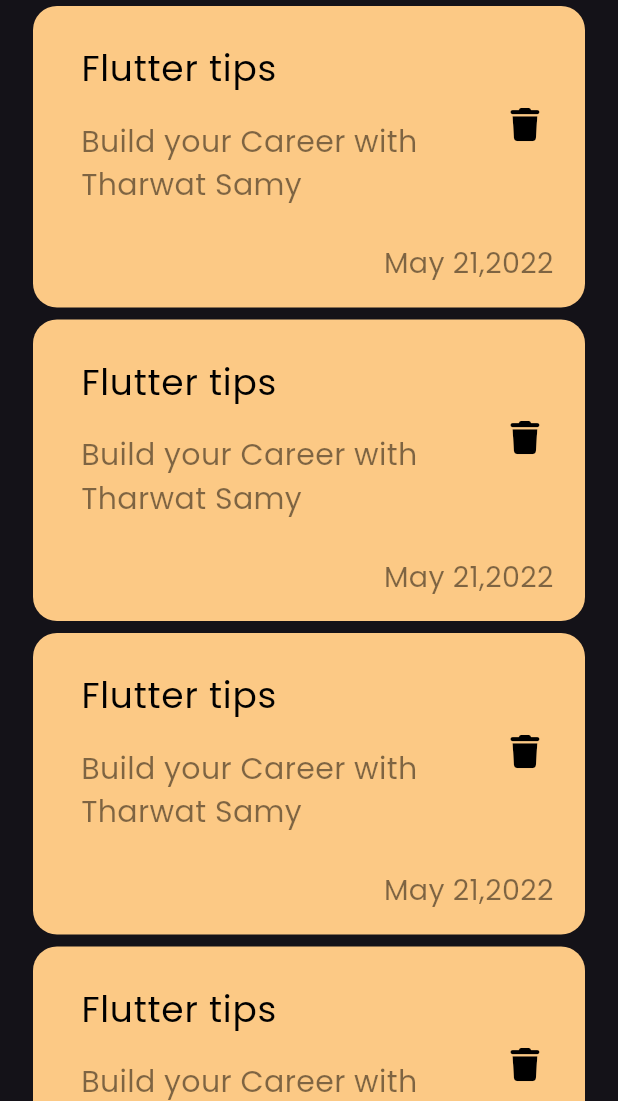
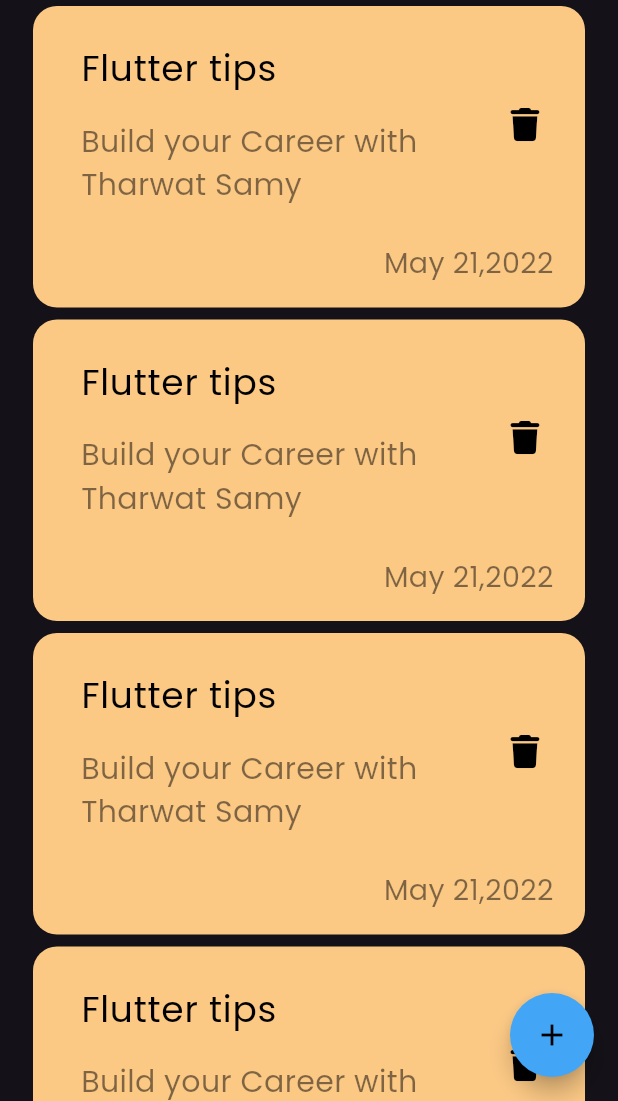
Before and after one commit to AndroSaied/notes_app, a Flutter app: the screen it shows after launch, on a phone screen of 412 x 824 dp, the part 135-1236 px from its top. Run offline on Flutter 3.47's test engine with Material 3 defaults, Android fonts, the phone set to English and light mode, and no system bars; our stand-ins replace font_awesome_flutter.

Commit message:
add floating action button

```diff
--- a/lib/views/notes_view.dart
+++ b/lib/views/notes_view.dart
@@ -6,8 +6,14 @@ class NotesView extends StatelessWidget {
 
   @override
   Widget build(BuildContext context) {
-    return const Scaffold(
-      body: NotesViewBody(),
+    return Scaffold(
+      floatingActionButton: FloatingActionButton(
+        onPressed: () {},
+        backgroundColor: Colors.blue.shade400,
+        shape: const CircleBorder(),
+        child: const Icon(Icons.add, color: Colors.black,),
+        ),
+      body: const NotesViewBody(),
     );
   }
 }
```
